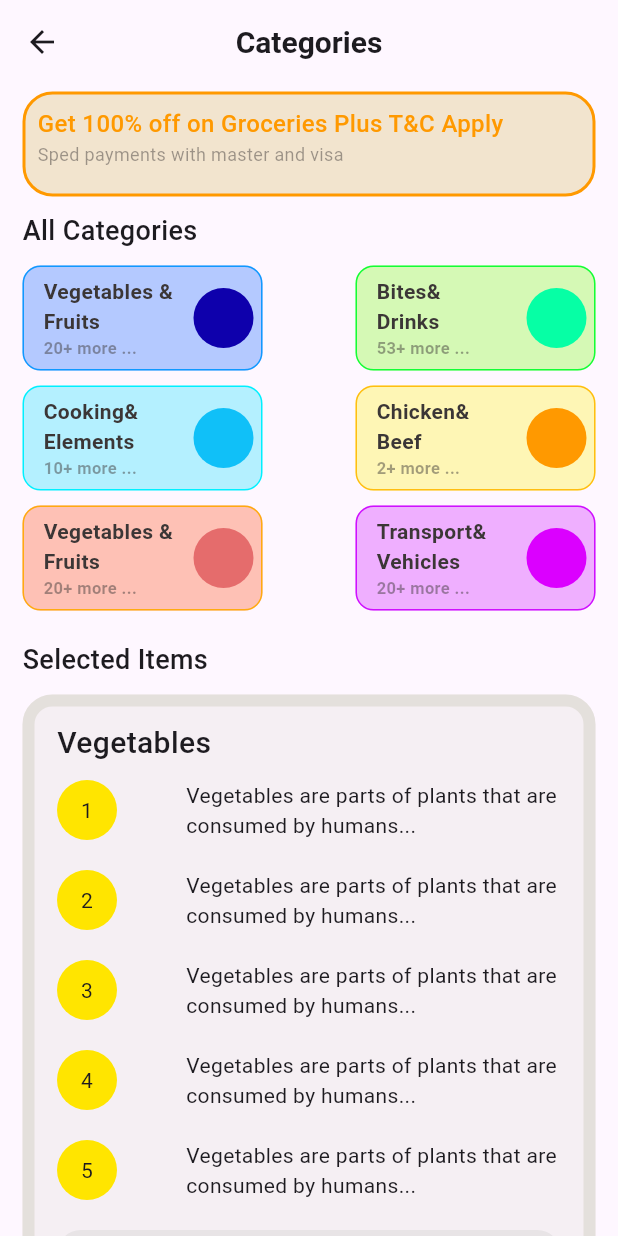
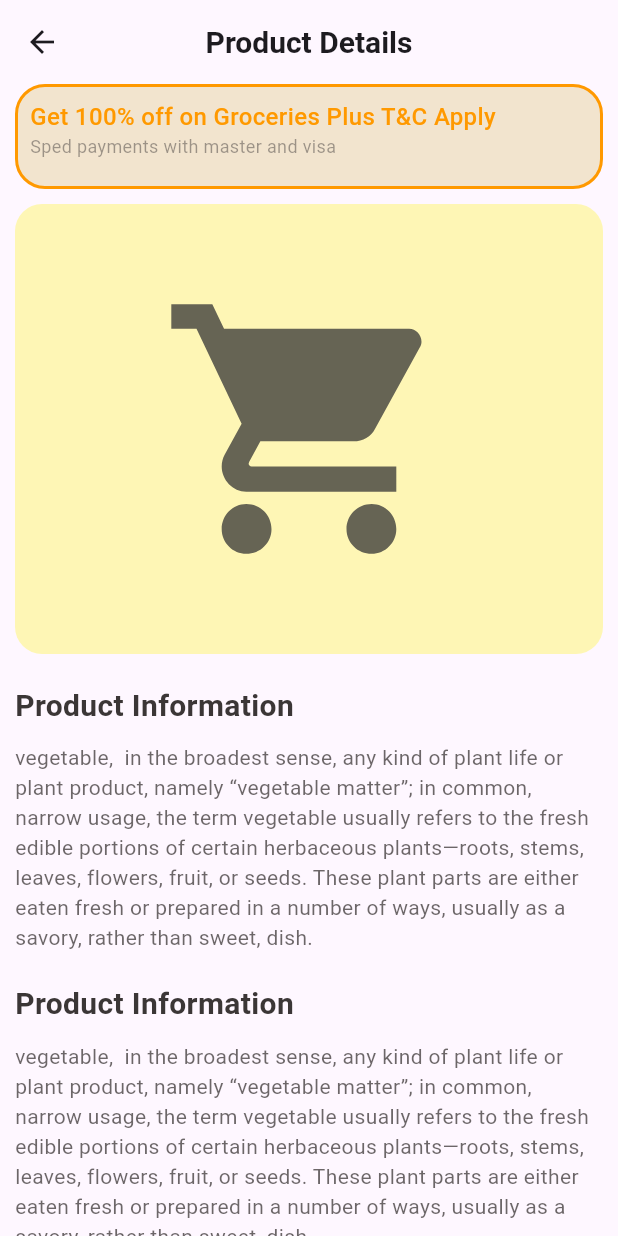
Before and after one commit to Tharusha-Nethmina-Dasanayaka/My_second_flutter_application, a Flutter app: the screen it shows after launch, on a phone screen of 412 x 824 dp. Run offline on Flutter 3.47's test engine with Material 3 defaults, Android fonts, the phone set to English and light mode, and no system bars.

Commit message:
Complet_(03)_project

```diff
--- a/lib/main.dart
+++ b/lib/main.dart
@@ -1,5 +1,6 @@
 import 'package:flutter/material.dart';
-import 'package:myapp/pages/categorie_page/categorie_page.dart';
+// import 'package:myapp/pages/categorie_page/categorie_page.dart';
+import 'package:myapp/pages/product_details/product_details.dart';
 // import 'package:myapp/pages/home_page/home_page.dart';
 
 void main() {
@@ -14,8 +15,9 @@ class MyApp extends StatelessWidget {
     return const MaterialApp(
       debugShowCheckedModeBanner: false,
       title:"Grocery Apop",
-      home: CategoriePage(),
+      // home: CategoriePage(),
       // home: HomePage(),
+      home: ProductDetails(),
 
     );
   }
--- /dev/null
+++ b/lib/pages/categorie_page/reusable/title_description_card.dart
@@ -0,0 +1,25 @@
+import 'package:flutter/material.dart';
+
+class TitleDescriptionCard extends StatelessWidget {
+  const TitleDescriptionCard({super.key});
+
+  @override
+  Widget build(BuildContext context) {
+    return Column(
+      crossAxisAlignment: CrossAxisAlignment.start,
+      children: [
+        const Text("Product Information",style: TextStyle(
+          fontSize: 20,
+          fontWeight: FontWeight.w600,
+          color: Color(0xff3B3636),
+        ),),
+        const SizedBox(height: 10,),
+        Text("vegetable,  in the broadest sense, any kind of plant life or plant product, namely “vegetable matter”; in common, narrow usage, the term vegetable usually refers to the fresh edible portions of certain herbaceous plants—roots, stems, leaves, flowers, fruit, or seeds. These plant parts are either eaten fresh or prepared in a number of ways, usually as a savory, rather than sweet, dish.",style: TextStyle(
+          fontSize: 14,
+          fontWeight: FontWeight.w400,
+          color: const Color(0xff3B3636).withOpacity(0.75)
+        ),)
+      ],
+    );
+  }
+}
--- /dev/null
+++ b/lib/pages/product_details/product_details.dart
@@ -0,0 +1,99 @@
+import 'package:flutter/material.dart';
+import 'package:myapp/pages/categorie_page/reusable/notification.dart';
+import 'package:myapp/pages/categorie_page/reusable/product_details/price_list.dart';
+import 'package:myapp/pages/categorie_page/reusable/title_description_card.dart';
+import 'package:myapp/pages/home_page/reusable_widget/gradint_button.dart';
+
+class ProductDetails extends StatelessWidget {
+  const ProductDetails({super.key});
+
+  @override
+  Widget build(BuildContext context) {
+    return Scaffold(
+      appBar: AppBar(
+        leading: const Icon(Icons.arrow_back),
+        title: const Text("Product Details",style: TextStyle(
+          fontSize: 20,
+          fontWeight: FontWeight.w600,
+        ),),
+        centerTitle: true,
+      ),
+      body: SingleChildScrollView(
+        child: Padding(
+          padding: const EdgeInsets.symmetric(horizontal: 10),
+          child: Column(
+            crossAxisAlignment: CrossAxisAlignment.start,
+            children: [
+              const NotificationCard(),
+              const SizedBox(height: 10,),
+              Container(
+                height: 300,
+                width: double.infinity,
+                decoration: BoxDecoration(
+                  borderRadius: BorderRadius.circular(18),
+                  color: const Color(0xffFFF500).withOpacity(0.29),
+                ),
+                child: Center(
+                  child: Icon(Icons.shopping_cart,
+                  size: 200,
+                  color: const Color(0xff333333).withOpacity(0.75),
+                  ),
+                ),
+              ),
+            const SizedBox(height: 20,),
+            const TitleDescriptionCard(),
+            const SizedBox(height: 20,),
+            const TitleDescriptionCard(),
+
+            const SizedBox(height: 20,),
+            const Text("Price List",style: TextStyle(
+          fontSize: 20,
+          fontWeight: FontWeight.w600,
+          color: Color(0xff3B3636),
+        ),),
+         const SizedBox(height: 15,),
+         const PriceList(
+          number: 1,
+          title: "Green peas ",
+          productweight: 100,
+          unit: "g",
+         ),
+         const SizedBox(height: 15,),
+         const PriceList(
+          number: 2,
+          title: "Brussels sprouts. ",
+          productweight: 100,
+          unit: "g",
+         ),
+         const SizedBox(height: 15,),
+         const PriceList(
+          number: 3,
+          title: "Broccoli",
+          productweight: 100,
+          unit: "g",
+         ),
+         const SizedBox(height: 10,),
+         const Row(
+          mainAxisAlignment: MainAxisAlignment.end,
+          children: [
+            Text("Total",style: TextStyle(
+              fontSize: 18,
+              fontWeight: FontWeight.w600,
+            ),),
+            SizedBox(width: 40,),
+            Text("230\$",style: TextStyle(
+              fontSize: 22,
+              fontWeight: FontWeight.w700,
+              color: Color(0xff9E00FF),
+            ),)
+          ],
+         ),
+         const SizedBox(height: 10,),
+         const GradintButton(),
+         const SizedBox(height: 20,),
+            ],),
+        )
+      ),
+    );
+  }
+}
```
Also changed, not shown: lib/pages/categorie_page/reusable/product_details/price_list.dart (added, +105 -0 lines), lib/pages/home_page/reusable_widget/gradint_button.dart (added, +28 -0 lines).
